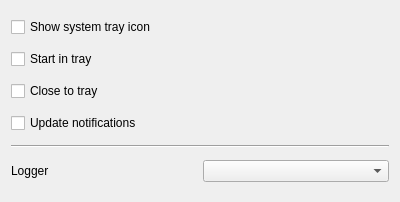
The window that src/GUI/Preferences/Player/GUI_PlayerPreferences.ui (Inferno214221/sayonara-player) describes before a commit, drawn with Qt 5.
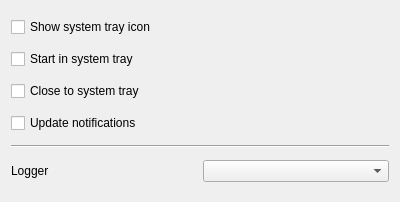
The same window after the commit. Custom widgets are drawn as their Qt base class.

```diff
--- a/src/GUI/Preferences/Player/GUI_PlayerPreferences.ui
+++ b/src/GUI/Preferences/Player/GUI_PlayerPreferences.ui
@@ -28,7 +28,7 @@
    <item row="3" column="0">
     <widget class="QCheckBox" name="cb_close_to_tray">
      <property name="text">
-      <string>Close to tray</string>
+      <string>Close to system tray</string>
      </property>
     </widget>
    </item>
@@ -56,7 +56,7 @@
    <item row="1" column="0">
     <widget class="QCheckBox" name="cb_start_in_tray">
      <property name="text">
-      <string>Start in tray</string>
+      <string>Start in system tray</string>
      </property>
     </widget>
    </item>
```
